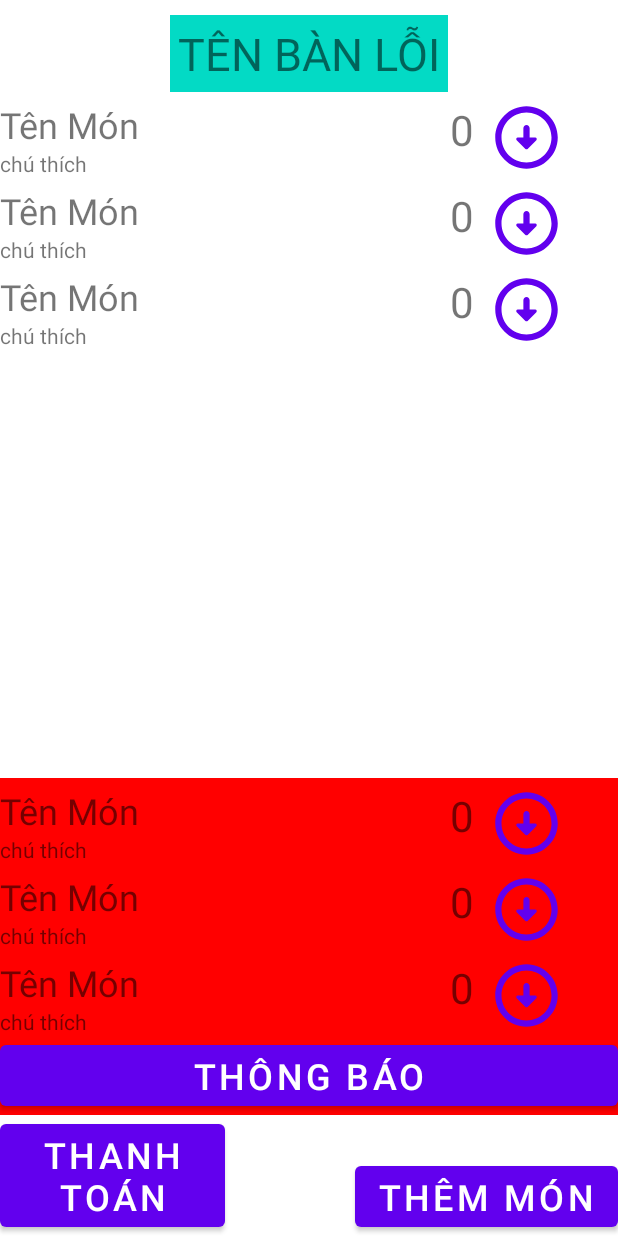
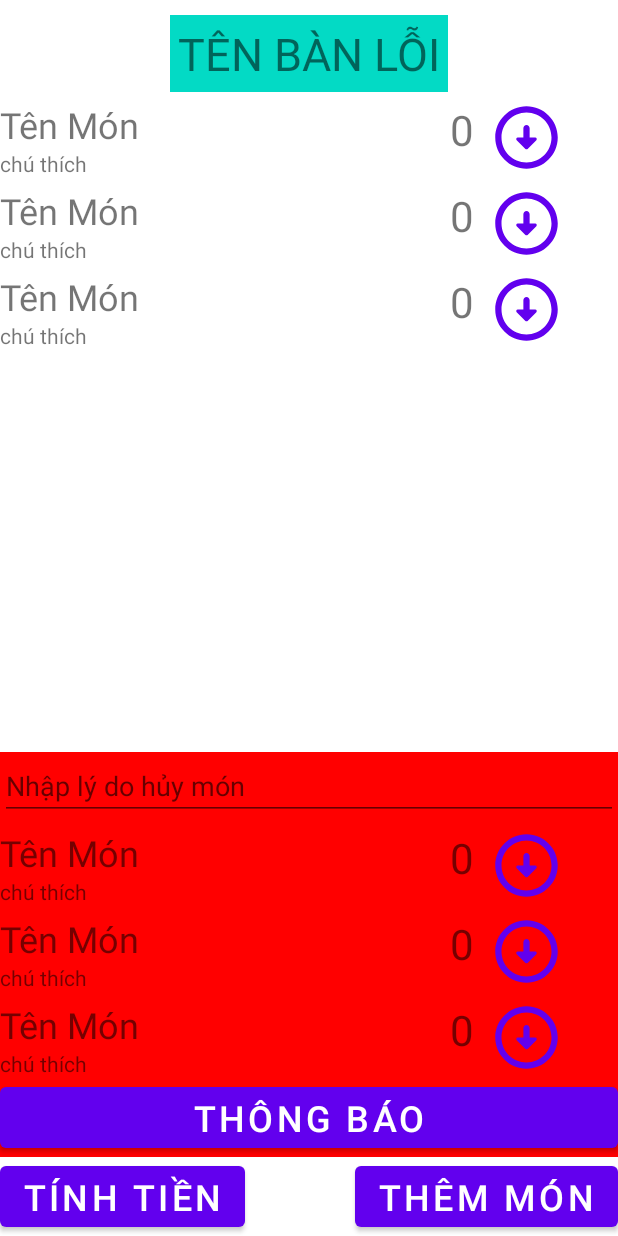
Before and after one commit to thierrytien6595/thierrytien6595, an Android app: the layout activity_san_pham_da_chon.xml on its own in the app's theme, with its tools: preview values and no code run, on a phone screen of 412 x 824 dp. Run offline under Robolectric (Android 15) with nearby library versions, the phone set to English and light mode, and no system bars.

Commit message:
Xong phần lý do hủy món.

```diff
--- a/app/src/main/AndroidManifest.xml
+++ b/app/src/main/AndroidManifest.xml
@@ -12,7 +12,8 @@
         android:supportsRtl="true"
         android:theme="@style/Theme.RetrofitExample"
         android:usesCleartextTraffic="true">
-        <activity android:name=".SanPhamDaChon"></activity>
+        <activity android:name=".THEMXOASP.HuyMon"></activity>
+        <activity android:name=".SanPhamDaChon" />
         <activity android:name=".SanPham" />
         <activity android:name=".MainActivity">
             <intent-filter>
--- a/app/src/main/res/layout/activity_san_pham_da_chon.xml
+++ b/app/src/main/res/layout/activity_san_pham_da_chon.xml
@@ -36,7 +36,12 @@
         android:layout_alignParentRight="true"
         android:background="@color/red"
         >
-
+        <EditText
+            android:layout_width="match_parent"
+            android:layout_height="wrap_content"
+            android:hint="Nhập lý do hủy món"
+            android:id="@+id/edt_lydo"
+            app:layout_constraintBottom_toTopOf="@id/rev_xoamon"/>
         <androidx.recyclerview.widget.RecyclerView
             android:id="@+id/rev_xoamon"
             android:layout_width="match_parent"
@@ -68,9 +73,9 @@
         android:layout_alignParentRight="true"/>
     <Button
         android:id="@+id/btn_thanhtoan"
-        android:layout_width="150dp"
+        android:layout_width="wrap_content"
         android:layout_height="wrap_content"
-        android:text="THANH TOÁN"
+        android:text="TÍNH TIỀN"
         android:onClick="onClick"
         android:textSize="24sp"
         android:layout_alignParentBottom="true"
```
Also changed, not shown: app/src/main/java/com/example/retrofitexample/MainActivity.kt (+10 -2 lines), app/src/main/java/com/example/retrofitexample/SanPhamDaChon.kt (+26 -6 lines), app/src/main/java/com/example/retrofitexample/THEMXOASP/HuyMon.kt (added, +12 -0 lines), app/src/main/res/layout/activity_huy_mon.xml (added, +9 -0 lines), app/src/main/res/layout/activity_main.xml (+7 -0 lines).
